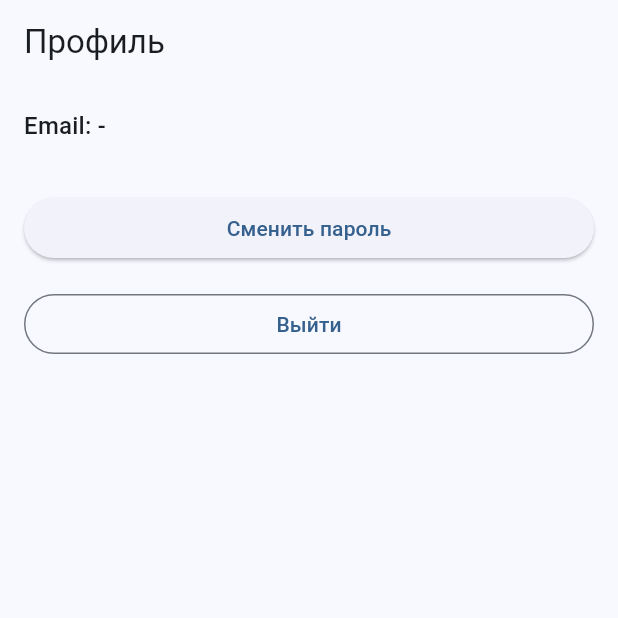
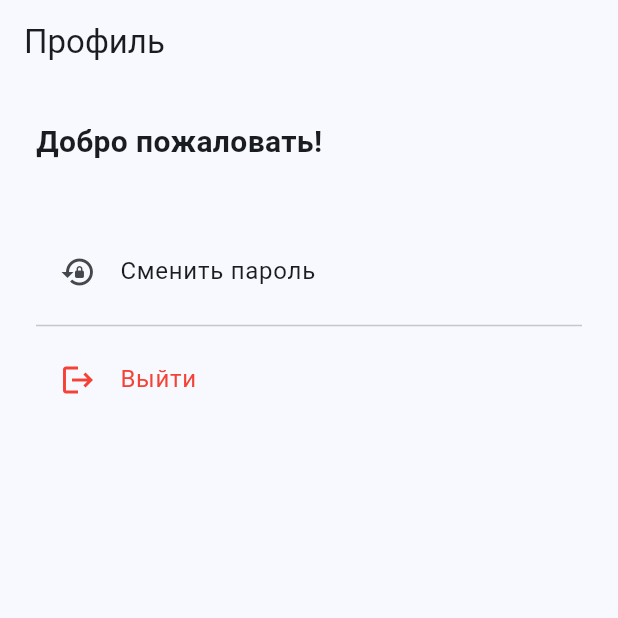
Before and after one commit to Trellos12/seafood_b2b_app, a Flutter app: the ProfileScreen screen opened by its route, on a phone screen of 412 x 824 dp, the top half of it. Run offline on Flutter 3.47's test engine with Material 3 defaults, Android fonts, the light colour scheme and no system bars; our stand-ins replace dio, easy_localization, flutter_dotenv, flutter_riverpod, flutter_secure_storage, freezed_annotation and 3 more; accounts and stored records are empty.

Commit message:
fix(profile): обновлён экран профиля — email, смена пароля, выход

```diff
--- a/lib/features/profile/screens/profile_screen.dart
+++ b/lib/features/profile/screens/profile_screen.dart
@@ -8,38 +8,47 @@ class ProfileScreen extends ConsumerWidget {
 
   @override
   Widget build(BuildContext context, WidgetRef ref) {
-    final auth = ref.watch(authProvider);
-    final email = auth.email ?? '-';
+    final user = ref.watch(authProvider);
 
     return Scaffold(
-      appBar: AppBar(title: const Text('Профиль')),
+      appBar: AppBar(
+        title: const Text('Профиль'),
+      ),
       body: Padding(
-        padding: const EdgeInsets.all(16),
+        padding: const EdgeInsets.all(24),
         child: Column(
           crossAxisAlignment: CrossAxisAlignment.start,
           children: [
-            Text('Email: $email',
-                style: Theme.of(context).textTheme.titleMedium),
+            const Text(
+              'Добро пожаловать!',
+              style: TextStyle(fontSize: 20, fontWeight: FontWeight.bold),
+            ),
+            const SizedBox(height: 12),
+            if (user.email != null)
+              Text(
+                '📧 Email: ${user.email}',
+                style: const TextStyle(fontSize: 16),
+              ),
             const SizedBox(height: 32),
-            SizedBox(
-              width: double.infinity,
-              child: ElevatedButton(
-                onPressed: () => context.push('/change-password'),
-                child: const Text('Сменить пароль'),
-              ),
+            ListTile(
+              leading: const Icon(Icons.lock_reset),
+              title: const Text('Сменить пароль'),
+              onTap: () {
+                context.push('/change-password');
+              },
             ),
-            const SizedBox(height: 16),
-            SizedBox(
-              width: double.infinity,
-              child: OutlinedButton(
-                onPressed: () async {
-                  await ref.read(authProvider.notifier).logout();
-                  if (context.mounted) {
-                    context.go('/');
-                  }
-                },
-                child: const Text('Выйти'),
-              ),
+            const Divider(),
+            ListTile(
+              leading: const Icon(Icons.logout, color: Colors.red),
+              title: const Text('Выйти'),
+              textColor: Colors.red,
+              iconColor: Colors.red,
+              onTap: () async {
+                await ref.read(authProvider.notifier).logout();
+                if (context.mounted) {
+                  context.go('/');
+                }
+              },
             ),
           ],
         ),
```
